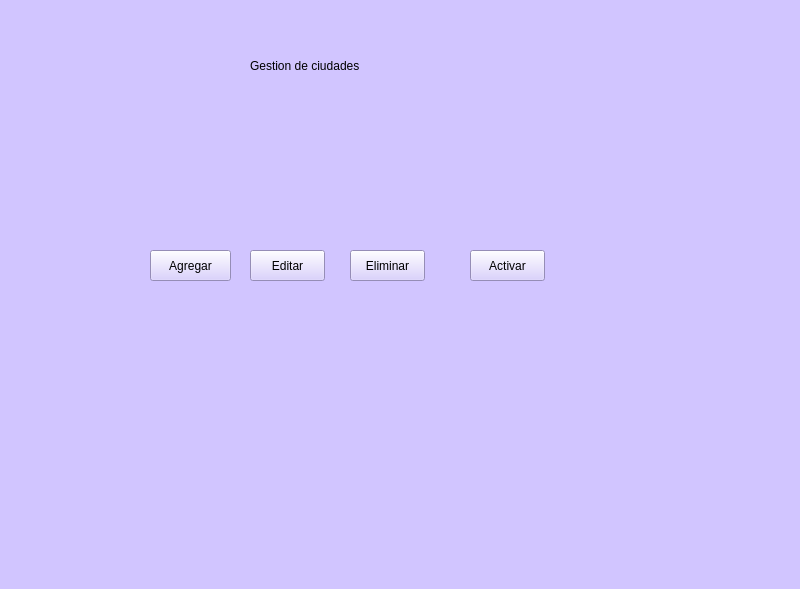
Above: gestion_ciudades.ui from sabdellintel/ProyectoIPESMI before the change. Below: the same form after it.
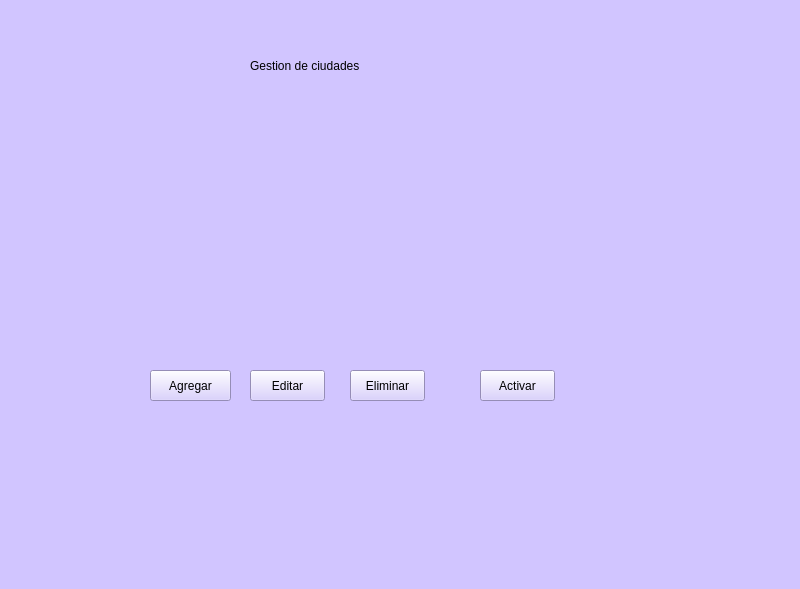
That is the form after the change. Icons and pictures are not drawn.

Patch:
```diff
--- a/gestion_ciudades.ui
+++ b/gestion_ciudades.ui
@@ -24,7 +24,7 @@
     <property name="geometry">
      <rect>
       <x>150</x>
-      <y>250</y>
+      <y>370</y>
       <width>81</width>
       <height>31</height>
      </rect>
@@ -53,7 +53,7 @@
     <property name="geometry">
      <rect>
       <x>250</x>
-      <y>250</y>
+      <y>370</y>
       <width>75</width>
       <height>31</height>
      </rect>
@@ -66,7 +66,7 @@
     <property name="geometry">
      <rect>
       <x>350</x>
-      <y>250</y>
+      <y>370</y>
       <width>75</width>
       <height>31</height>
      </rect>
@@ -78,8 +78,8 @@
    <widget class="QPushButton" name="boton_activar_ciudad">
     <property name="geometry">
      <rect>
-      <x>470</x>
-      <y>250</y>
+      <x>480</x>
+      <y>370</y>
       <width>75</width>
       <height>31</height>
      </rect>
@@ -91,10 +91,10 @@
    <widget class="QLabel" name="label_2">
     <property name="geometry">
      <rect>
-      <x>320</x>
+      <x>250</x>
       <y>120</y>
-      <width>121</width>
-      <height>91</height>
+      <width>321</width>
+      <height>211</height>
      </rect>
     </property>
     <property name="text">
```
Left out of the diff: 2 changed lines with no effect on the pictures.
